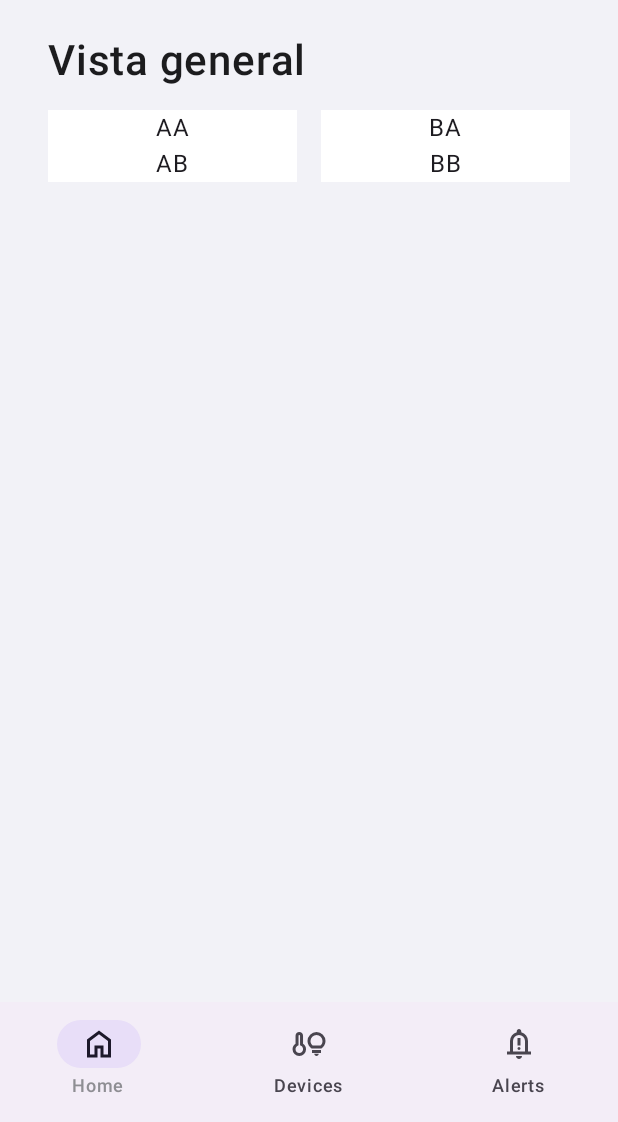
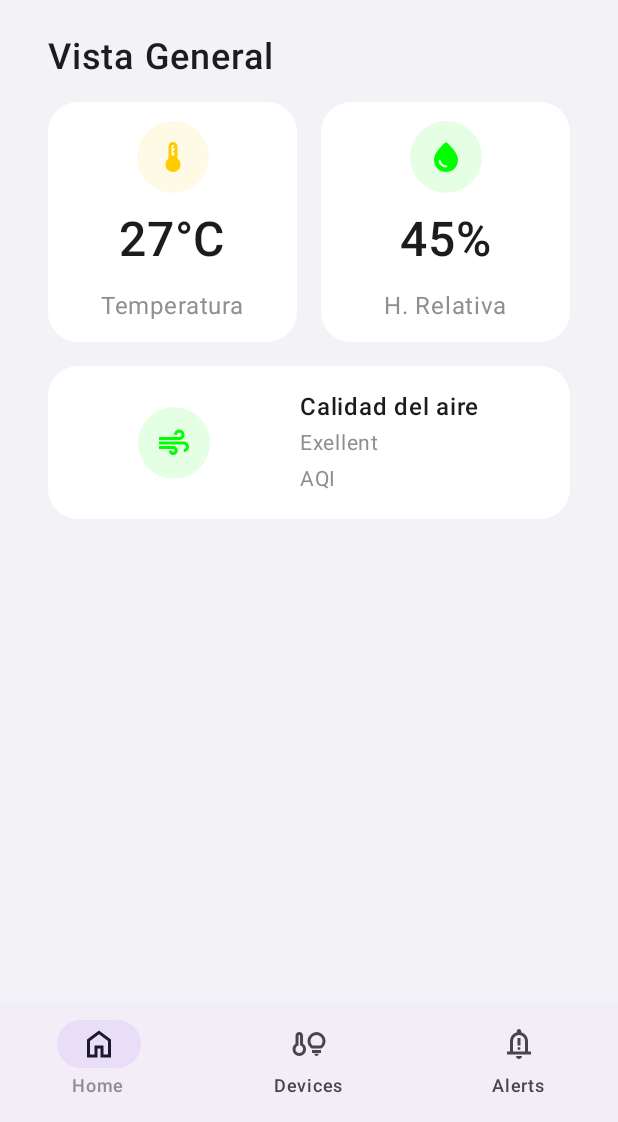
Before and after one commit to Bort-s/Homie-Project, an Android app built with Jetpack Compose: the screen it shows after launch (MainActivity), on a phone screen of 412 x 824 dp, the part 114-1236 px from its top. Run offline under Robolectric (Android 15) with nearby library versions, the light colour scheme and no system bars; our stand-ins replace navigation suite.

Commit message:
Update home app's page

```diff
--- a/HomieApp3/app/src/main/java/com/example/homieapp/MainActivity.kt
+++ b/HomieApp3/app/src/main/java/com/example/homieapp/MainActivity.kt
@@ -22,6 +22,7 @@ import androidx.compose.foundation.layout.width
 import androidx.compose.foundation.layout.wrapContentSize
 import androidx.compose.foundation.lazy.LazyColumn
 import androidx.compose.foundation.lazy.items
+import androidx.compose.foundation.shape.CircleShape
 import androidx.compose.foundation.shape.RoundedCornerShape
 import androidx.compose.material3.Button
 import androidx.compose.material3.Card
@@ -52,6 +53,7 @@ import androidx.compose.ui.draw.clip
 import androidx.compose.ui.graphics.Color
 import androidx.compose.ui.res.painterResource
 import androidx.compose.ui.graphics.vector.ImageVector
+import androidx.compose.ui.res.vectorResource
 import androidx.compose.ui.text.font.FontWeight
 import androidx.compose.ui.tooling.preview.Preview
 import androidx.compose.ui.tooling.preview.PreviewScreenSizes
@@ -74,10 +76,12 @@ class MainActivity : ComponentActivity() {
     }
 }
 
-@PreviewScreenSizes
+// @PreviewScreenSizes
 @Composable
 fun HomieAppApp() {
     //Bluetooth
+    HomieMobile.temp = 27
+    HomieMobile.hum = 45
 
     var currentDestination by rememberSaveable { mutableStateOf(AppDestinations.HOME) }
 
@@ -123,6 +127,11 @@ enum class AppDestinations(
 fun HomeScreen() {
     var expandedInfo by remember { mutableStateOf(false) }
     var showSheet by remember { mutableStateOf(false) }
+
+    var colorTemp by remember { mutableStateOf(colorTemperature(HomieMobile.temp)) }
+    var colorHum by remember { mutableStateOf(colorHumidity(HomieMobile.hum)) }
+    var colorAQ by remember { mutableStateOf(Color.Green) }
+
 
     Surface(modifier = Modifier.fillMaxSize(), color = MaterialTheme.colorScheme.background) {
         Column(
@@ -171,18 +180,33 @@ fun HomeScreen() {
             LazyColumn(modifier = Modifier.fillMaxSize()) {
                 item() {
                     Column(modifier = Modifier.fillMaxWidth().padding(bottom = 12.dp, top = 12.dp)) {
-                        PrincipalText("Vista general", 28, modifier = Modifier.padding(bottom = 8.dp))
+                        PrincipalText("Vista General", 24, modifier = Modifier.padding(bottom = 8.dp))
                         Row(modifier = Modifier.fillMaxWidth().padding(bottom = 8.dp, top = 8.dp)) {
                             Column(
                                 verticalArrangement = Arrangement.SpaceEvenly,
                                 horizontalAlignment = Alignment.CenterHorizontally,
                                 modifier = Modifier
                                     .weight(1f)
+                                    .height(160.dp)
+                                    .clip(RoundedCornerShape(20.dp))
                                     .background(MaterialTheme.colorScheme.surface)
-                                    .clip(RoundedCornerShape(8.dp))
                                 ) {
-                                Text("AA")
-                                Text("AB")
+                                Box(
+                                    modifier = Modifier
+                                        .size(48.dp)
+                                        .clip(CircleShape)
+                                        .background(colorTemp.copy(alpha = 0.1f)),
+                                    contentAlignment = Alignment.Center
+                                ) {
+                                    Icon(
+                                        imageVector = ImageVector.vectorResource(id = R.drawable.device_thermostat),
+                                        contentDescription = "Termostato",
+                                        tint = colorTemp,
+                                        modifier = Modifier.size(24.dp)
+                                    )
+                                }
+                                PrincipalText("${HomieMobile.temp}°C", 32)
+                                SecondaryText("Temperatura", 16)
                             }
                             Spacer(modifier = Modifier.width(16.dp))
                             Column(
@@ -190,11 +214,57 @@ fun HomeScreen() {
                                 horizontalAlignment = Alignment.CenterHorizontally,
                                 modifier = Modifier
                                     .weight(1f)
+                                    .height(160.dp)
+                                    .clip(RoundedCornerShape(20.dp))
                                     .background(MaterialTheme.colorScheme.surface)
-                                    .clip(RoundedCornerShape(8.dp))
                             ) {
-                                Text("BA")
-                                Text("BB")
+                                Box(
+                                    modifier = Modifier
+                                        .size(48.dp)
+                                        .clip(CircleShape)
+                                        .background(colorHum.copy(alpha = 0.1f)),
+                                    contentAlignment = Alignment.Center
+                                ) {
+                                    Icon(
+                                        imageVector = ImageVector.vectorResource(id = R.drawable.water_drop),
+                                        contentDescription = "Humedad",
+                                        tint = colorHum,
+                                        modifier = Modifier.size(24.dp)
+                                    )
+                                }
+                                PrincipalText("${HomieMobile.hum}%", 32)
+                                SecondaryText("H. Relativa", 16)
+                            }
+                        }
+                        Row(horizontalArrangement = Arrangement.SpaceEvenly,
+                            verticalAlignment = Alignment.CenterVertically,
+                            modifier = Modifier
+                                .fillMaxWidth()
+                                .height(110.dp)
+                                .padding(top = 8.dp)
+                                .clip(RoundedCornerShape(20.dp))
+                                .background(MaterialTheme.colorScheme.surface)) {
+                            Box(
+                                modifier = Modifier
+                                    .size(48.dp)
+                                    .clip(CircleShape)
+                                    .background(colorAQ.copy(alpha = 0.1f)),
+                                contentAlignment = Alignment.Center
+                            ) {
+                                Icon(
+                                    imageVector = ImageVector.vectorResource(id = R.drawable.air),
+                                    contentDescription = "Aire",
+                                    tint = colorAQ,
+                                    modifier = Modifier.size(24.dp)
+                                )
+                            }
+                            Column(modifier = Modifier.fillMaxHeight(),
+                                verticalArrangement = Arrangement.Center,
+                                horizontalAlignment = Alignment.Start
+                                ) {
+                                PrincipalText("Calidad del aire", 16)
+                                SecondaryText("Exellent", 14)
+                                SecondaryText("AQI", 14)
                             }
                         }
                     }
@@ -210,8 +280,6 @@ fun DevicesScreen()  {
             horizontalAlignment = Alignment.CenterHorizontally,
             modifier = Modifier.padding(start = 32.dp, end = 32.dp, top = 8.dp).fillMaxSize()
         ) {
-
-
 
         }
     }
@@ -241,8 +309,8 @@ fun InfoModalBottomSheet(onDismiss: () -> Unit) {
                 .padding(32.dp),
             horizontalAlignment = Alignment.CenterHorizontally
         ) {
-            PrincipalText("Información", 24)
-            SecondaryText("Esta es la app de Homie para controlar tus dispositivos.", 16)
+            PrincipalText("Acerca de", 24)
+            SecondaryText("**que es homie**", 16)
         }
     }
 }
@@ -275,7 +343,57 @@ fun AppPreview() {
 }
 
 // Functions
+fun colorTemperature(temperature: Int): Color {
+    var r: Int
+    var g: Int
+    if ( temperature > 21) {
+        if (temperature < 25) {
+            g = 255
+            r = 255 - 64 * (26 - temperature)
+        } else {
+            r = 255
+            g = 255 - 51 * (temperature - 26)
+        }
+    } else {
+        if (temperature > 16) {
+            g = 255
+            r = 255 - 64 * (temperature - 17)
+        } else {
+            r = 255
+            g = 255 - 51 * (17 - temperature)
+        }
+    }
+    if (r < 0) r = 0
+    if (g < 0) g = 0
 
+    return Color(r, g, 0)
+}
+
+fun colorHumidity(Humidity: Int): Color {
+    var r: Int
+    var g: Int
+    if ( Humidity > 45) {
+        if (Humidity < 56) {
+            g = 255
+            r = 255 - 26 * (55 - Humidity)
+        } else {
+            r = 255
+            g = 255 - 17 * (Humidity - 55)
+        }
+    } else {
+        if (Humidity > 35) {
+            g = 255
+            r = 255 - 26 * (Humidity - 35)
+        } else {
+            r = 255
+            g = 255 - 17 * (35 - Humidity)
+        }
+    }
+    if (r < 0) r = 0
+    if (g < 0) g = 0
+
+    return Color(r, g, 0)
+}
 
 //Objects
 object HomieMobile {
@@ -283,6 +401,7 @@ object HomieMobile {
     var id = ""
     var temp = 0
     var hum = 0
+    var AQ = 0
     var connected = false
     var declared = false
 }
--- /dev/null
+++ b/HomieApp3/app/src/main/res/drawable/air.xml
@@ -0,0 +1,9 @@
+<vector xmlns:android="http://schemas.android.com/apk/res/android"
+    android:width="24dp"
+    android:height="24dp"
+    android:viewportWidth="24"
+    android:viewportHeight="24">
+  <path
+      android:pathData="M14.5,17c0,1.65 -1.35,3 -3,3s-3,-1.35 -3,-3h2c0,0.55 0.45,1 1,1s1,-0.45 1,-1s-0.45,-1 -1,-1H2v-2h9.5C13.15,14 14.5,15.35 14.5,17zM19,6.5C19,4.57 17.43,3 15.5,3S12,4.57 12,6.5h2C14,5.67 14.67,5 15.5,5S17,5.67 17,6.5S16.33,8 15.5,8H2v2h13.5C17.43,10 19,8.43 19,6.5zM18.5,11H2v2h16.5c0.83,0 1.5,0.67 1.5,1.5S19.33,16 18.5,16v2c1.93,0 3.5,-1.57 3.5,-3.5S20.43,11 18.5,11z"
+      android:fillColor="#e3e3e3"/>
+</vector>
--- /dev/null
+++ b/HomieApp3/app/src/main/res/drawable/device_thermostat.xml
@@ -0,0 +1,9 @@
+<vector xmlns:android="http://schemas.android.com/apk/res/android"
+    android:width="24dp"
+    android:height="24dp"
+    android:viewportWidth="24"
+    android:viewportHeight="24">
+  <path
+      android:pathData="M15,13L15,5c0,-1.66 -1.34,-3 -3,-3S9,3.34 9,5v8c-1.21,0.91 -2,2.37 -2,4 0,2.76 2.24,5 5,5s5,-2.24 5,-5c0,-1.63 -0.79,-3.09 -2,-4zM11,5c0,-0.55 0.45,-1 1,-1s1,0.45 1,1h-1v1h1v2h-1v1h1v2h-2L11,5z"
+      android:fillColor="#e3e3e3"/>
+</vector>
--- /dev/null
+++ b/HomieApp3/app/src/main/res/drawable/water_drop.xml
@@ -0,0 +1,9 @@
+<vector xmlns:android="http://schemas.android.com/apk/res/android"
+    android:width="24dp"
+    android:height="24dp"
+    android:viewportWidth="24"
+    android:viewportHeight="24">
+  <path
+      android:pathData="M12,2c-5.33,4.55 -8,8.48 -8,11.8c0,4.98 3.8,8.2 8,8.2s8,-3.22 8,-8.2C20,10.48 17.33,6.55 12,2zM7.83,14c0.37,0 0.67,0.26 0.74,0.62c0.41,2.22 2.28,2.98 3.64,2.87c0.43,-0.02 0.79,0.32 0.79,0.75c0,0.4 -0.32,0.73 -0.72,0.75c-2.13,0.13 -4.62,-1.09 -5.19,-4.12C7.01,14.42 7.37,14 7.83,14z"
+      android:fillColor="#e3e3e3"/>
+</vector>
```
